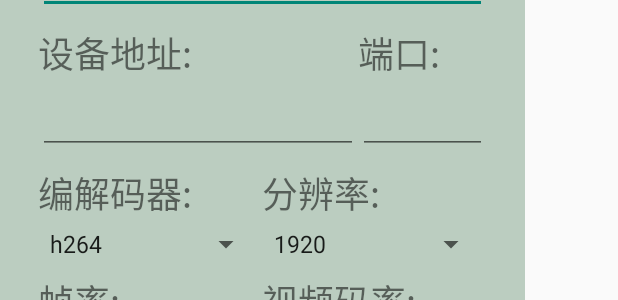
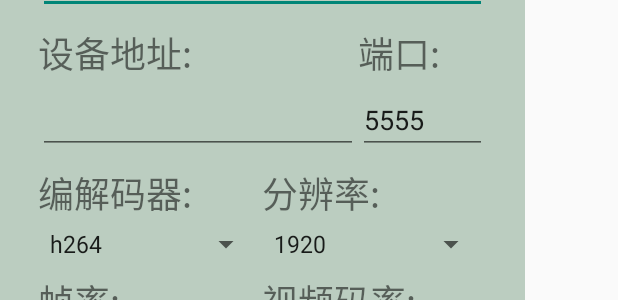
Before and after one commit to mingzhixian/Easycontrol, an Android app: the layout add_device.xml on its own in the app's theme, with its tools: preview values and no code run, on a phone screen of 412 x 824 dp. Shown: the part 152-452 px from the top of the screen. Run offline under Robolectric (Android 15) with nearby library versions, the phone set to English and light mode, and no system bars.

Commit message:
一些小优化，和防呆设计

```diff
--- a/scrcpy_android/app/build.gradle
+++ b/scrcpy_android/app/build.gradle
@@ -11,8 +11,8 @@ android {
         applicationId "top.saymzx.scrcpy_android"
         minSdk 23
         targetSdk 33
-        versionCode 78
-        versionName "7.8"
+        versionCode 79
+        versionName "7.9"
         resConfigs "zh"
         resConfigs "xhdpi"
         ndk {
--- a/scrcpy_android/app/src/main/AndroidManifest.xml
+++ b/scrcpy_android/app/src/main/AndroidManifest.xml
@@ -8,6 +8,7 @@
     <uses-permission android:name="android.permission.REORDER_TASKS" />
     <uses-permission android:name="android.permission.SYSTEM_ALERT_WINDOW" />
     <uses-permission android:name="android.permission.SYSTEM_OVERLAY_WINDOW" />
+    <uses-permission android:name="android.permission.EXPAND_STATUS_BAR" />
 
     <application
         android:icon="@drawable/icon"
--- a/scrcpy_android/app/src/main/res/layout/add_device.xml
+++ b/scrcpy_android/app/src/main/res/layout/add_device.xml
@@ -54,6 +54,7 @@
                     android:layout_width="match_parent"
                     android:layout_height="wrap_content"
                     android:layout_marginTop="4dp"
+                    android:digits="0123456789abcdefghijklmnopqrstuvwxyzABCDEFGHIJKLMNOPQRSTUVWXYZ."
                     android:textSize="@dimen/middleFont" />
             </LinearLayout>
 
@@ -74,6 +75,8 @@
                     android:layout_width="match_parent"
                     android:layout_height="wrap_content"
                     android:layout_marginTop="4dp"
+                    android:digits="1234567890"
+                    android:text="5555"
                     android:textSize="@dimen/middleFont" />
             </LinearLayout>
 
--- a/scrcpy_android/app/src/main/res/values/string.xml
+++ b/scrcpy_android/app/src/main/res/values/string.xml
@@ -15,8 +15,8 @@
     <string-array name="fps">
         <item>60</item>
         <item>90</item>
+        <item>40</item>
         <item>30</item>
-        <item>40</item>
         <item>10</item>
     </string-array>
     <string-array name="videoBit">
```
Also changed, not shown: scrcpy_android/app/src/main/java/top/saymzx/scrcpy_android/MainActivity.kt (+14 -3 lines).
